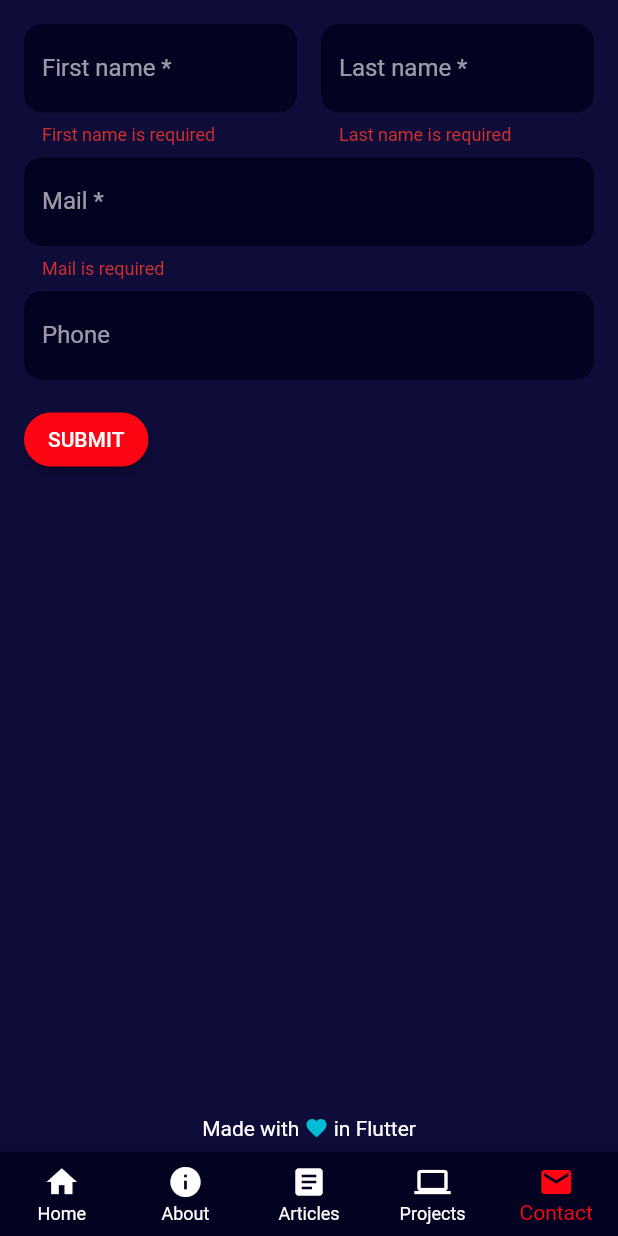
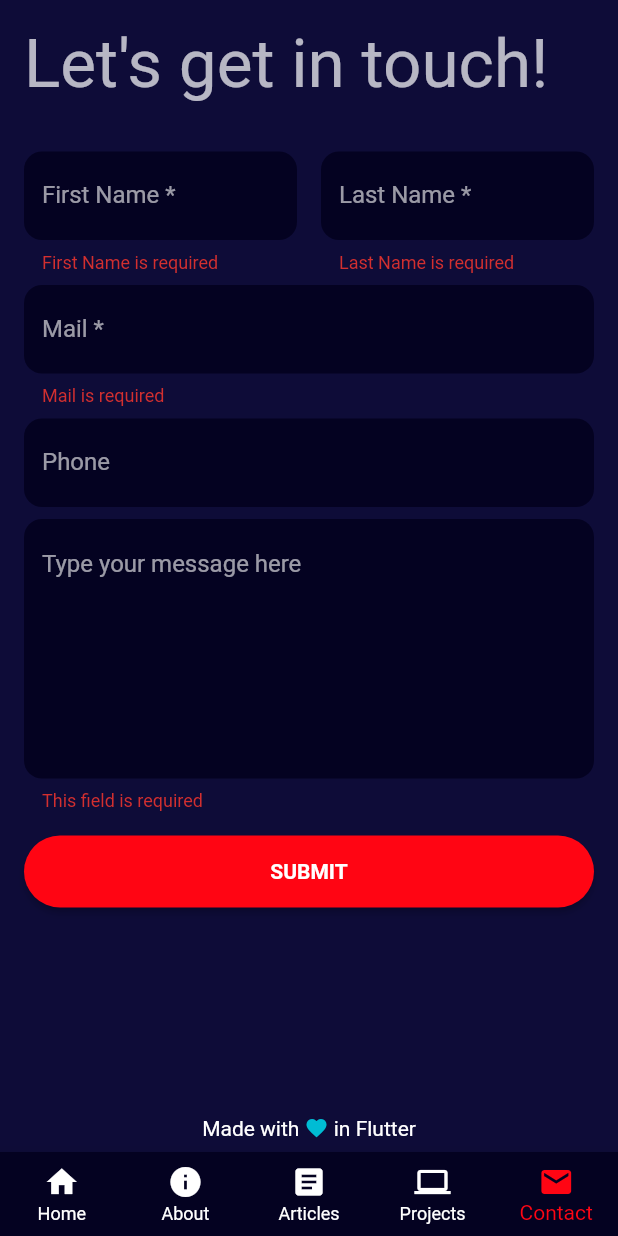
Before and after one commit to TesteurManiak/testeurmaniak.github.io, a Flutter app: the screen it shows after launch, item 5 of the bottom bar chosen, after a tap on "SUBMIT", on a phone screen of 412 x 824 dp. Run offline on Flutter 3.47's test engine with Material 2 defaults, Android fonts, the phone set to English and light mode, and no system bars; our stand-ins replace go_router, rxdart.

Commit message:
finalized form

```diff
--- a/lib/ui/contact_view/common/first_name_field.dart
+++ b/lib/ui/contact_view/common/first_name_field.dart
@@ -8,7 +8,7 @@ class FirstNameField extends StatelessWidget {
   @override
   Widget build(BuildContext context) {
     return const MyInputField(
-      label: 'First name',
+      label: 'First Name',
       hint: 'John',
       required: true,
     );
--- a/lib/ui/contact_view/common/last_name_field.dart
+++ b/lib/ui/contact_view/common/last_name_field.dart
@@ -8,7 +8,7 @@ class LastNameField extends StatelessWidget {
   @override
   Widget build(BuildContext context) {
     return const MyInputField(
-      label: 'Last name',
+      label: 'Last Name',
       hint: 'Doe',
       required: true,
     );
--- /dev/null
+++ b/lib/ui/contact_view/common/message_field.dart
@@ -0,0 +1,17 @@
+import 'package:flutter/material.dart';
+
+import 'my_input_field.dart';
+
+class MessageField extends StatelessWidget {
+  const MessageField({Key? key}) : super(key: key);
+
+  @override
+  Widget build(BuildContext context) {
+    return const MyInputField(
+      hint: 'Type your message here',
+      required: true,
+      keyboardType: TextInputType.multiline,
+      maxLines: 7,
+    );
+  }
+}
--- a/lib/ui/contact_view/common/my_input_field.dart
+++ b/lib/ui/contact_view/common/my_input_field.dart
@@ -4,24 +4,30 @@ class MyInputField extends StatelessWidget {
   final String? label;
   final String? hint;
   final bool required;
+  final TextInputType? keyboardType;
+  final int? maxLines;
 
   const MyInputField({
     Key? key,
     this.label,
     this.hint,
+    this.keyboardType,
     this.required = false,
+    this.maxLines,
   }) : super(key: key);
 
   @override
   Widget build(BuildContext context) {
     return TextFormField(
+      maxLines: maxLines,
+      keyboardType: keyboardType,
       decoration: InputDecoration(
-        labelText: '$label${required ? " *" : ""}',
+        labelText: label != null ? '$label${required ? " *" : ""}' : null,
         hintText: hint,
       ),
       validator: (value) {
         if (required && (value == null || value.isEmpty)) {
-          return '$label is required';
+          return '${label ?? "This field"} is required';
         }
         return null;
       },
--- a/lib/ui/contact_view/common/submit_button.dart
+++ b/lib/ui/contact_view/common/submit_button.dart
@@ -8,8 +8,14 @@ class SubmitButton extends StatelessWidget {
   @override
   Widget build(BuildContext context) {
     return ElevatedButton(
+      style: ElevatedButton.styleFrom(
+        padding: const EdgeInsets.symmetric(vertical: 16),
+      ),
       onPressed: onPressed,
-      child: const Text('SUBMIT'),
+      child: const Text(
+        'SUBMIT',
+        style: TextStyle(fontWeight: FontWeight.bold),
+      ),
     );
   }
 }
--- a/lib/ui/contact_view/mobile/contact_mobile.dart
+++ b/lib/ui/contact_view/mobile/contact_mobile.dart
@@ -3,6 +3,7 @@ import 'package:flutter/material.dart';
 import '../common/first_name_field.dart';
 import '../common/last_name_field.dart';
 import '../common/mail_field.dart';
+import '../common/message_field.dart';
 import '../common/phone_field.dart';
 import '../common/submit_button.dart';
 
@@ -26,6 +27,7 @@ class _ContactMobileState extends State<ContactMobile> {
 
   @override
   Widget build(BuildContext context) {
+    final theme = Theme.of(context);
     return Form(
       key: _formKey,
       child: SingleChildScrollView(
@@ -33,6 +35,13 @@ class _ContactMobileState extends State<ContactMobile> {
         child: Column(
           crossAxisAlignment: CrossAxisAlignment.start,
           children: [
+            Padding(
+              padding: const EdgeInsets.only(bottom: 32),
+              child: Text(
+                "Let's get in touch!",
+                style: theme.textTheme.headline3,
+              ),
+            ),
             Row(
               children: const [
                 Expanded(child: FirstNameField()),
@@ -44,8 +53,13 @@ class _ContactMobileState extends State<ContactMobile> {
             const MailField(),
             const SizedBox(height: 8),
             const PhoneField(),
+            const SizedBox(height: 8),
+            const MessageField(),
             const SizedBox(height: 16),
-            SubmitButton(onPressed: _validateForm),
+            SizedBox(
+              width: double.maxFinite,
+              child: SubmitButton(onPressed: _validateForm),
+            ),
           ],
         ),
       ),
```
